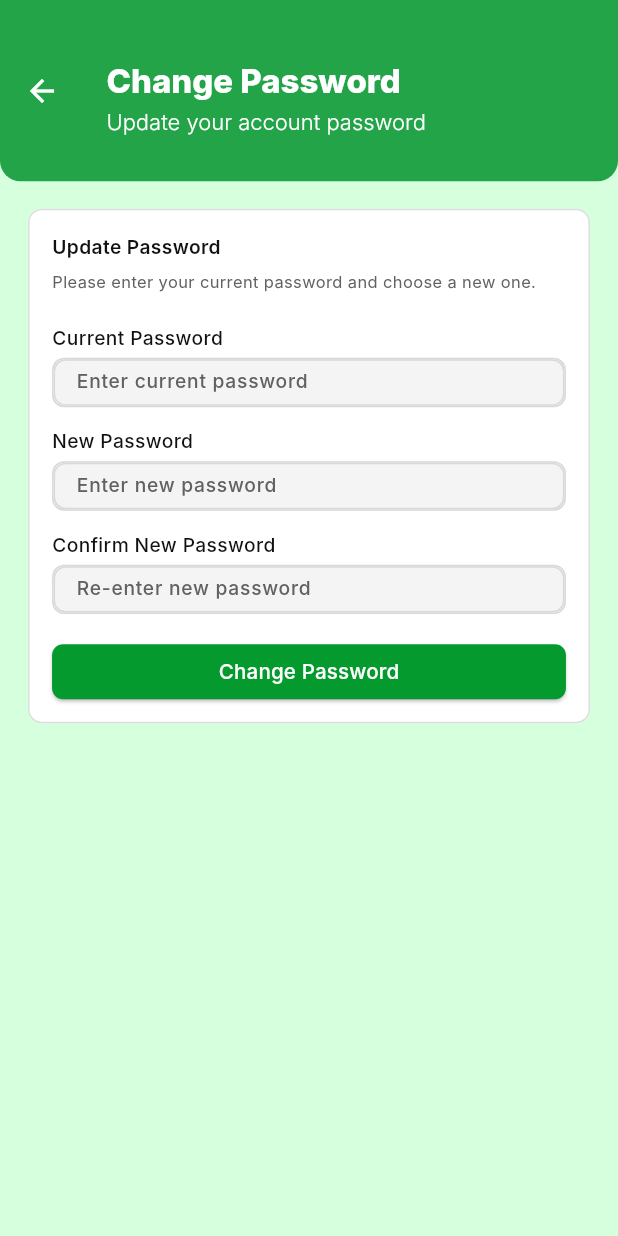
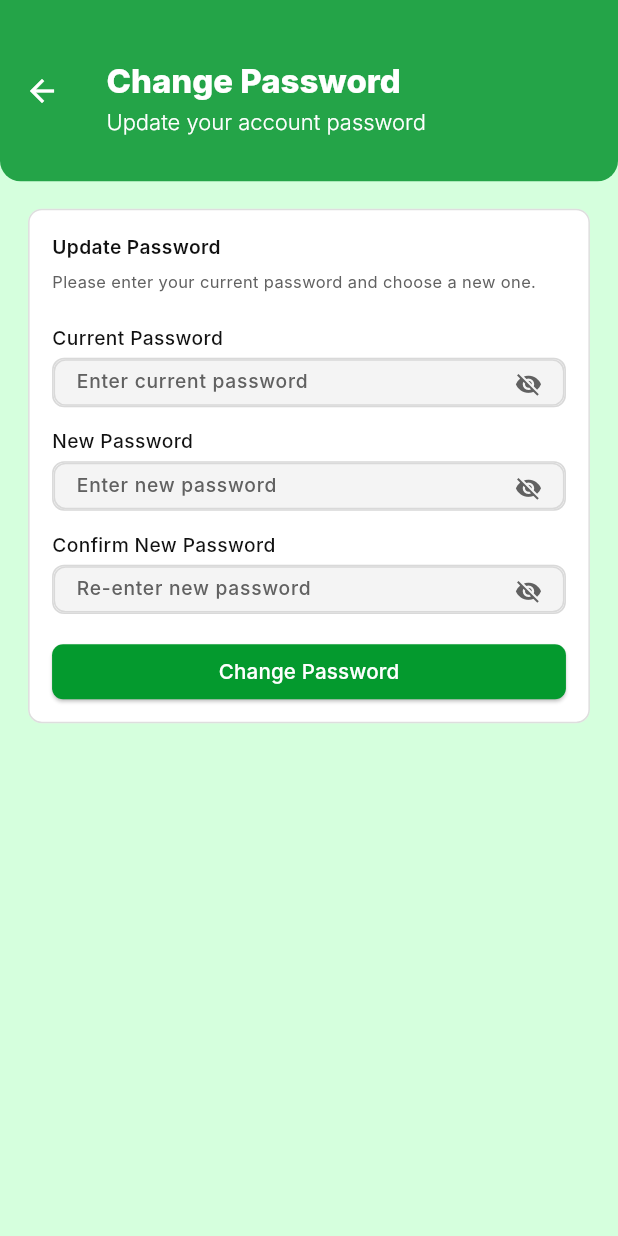
Before and after one commit to sharaffatima/pharmacio-mobile, a Flutter app: the ChangePasswordScreen screen opened by its route, on a phone screen of 412 x 824 dp. Run offline on Flutter 3.47's test engine with Material 3 defaults, Android fonts, the phone set to English and light mode, and no system bars; our stand-ins replace camera, dio, equatable, file_picker, flutter_bloc, flutter_screenutil and 7 more; accounts and stored records are empty; Roboto replaces fonts that are missing (Inter); statements that could not run were skipped.

Commit message:
Refactor code structure for improved readability and maintainability

```diff
--- a/lib/core/public_widgets/app_labeled_text_form_field.dart
+++ b/lib/core/public_widgets/app_labeled_text_form_field.dart
@@ -3,7 +3,7 @@ import 'package:flutter_screenutil/flutter_screenutil.dart';
 import 'package:pharmacio_flutter_mobile/core/constants/colors.dart';
 import 'package:pharmacio_flutter_mobile/core/constants/text_style.dart';
 
-class AppLabeledTextFormField extends StatelessWidget {
+class AppLabeledTextFormField extends StatefulWidget {
   const AppLabeledTextFormField({
     super.key,
     required this.title,
@@ -22,11 +22,25 @@ class AppLabeledTextFormField extends StatelessWidget {
   final FormFieldValidator<String>? validator;
 
   @override
+  State<AppLabeledTextFormField> createState() =>
+      _AppLabeledTextFormFieldState();
+}
+
+class _AppLabeledTextFormFieldState extends State<AppLabeledTextFormField> {
+  late bool _obscurePassword;
+
+  @override
+  void initState() {
+    super.initState();
+    _obscurePassword = widget.isPassword;
+  }
+
+  @override
   Widget build(BuildContext context) {
     return Column(
       crossAxisAlignment: CrossAxisAlignment.start,
       children: [
-        Text(title, style: AppTextStyles.s14w500),
+        Text(widget.title, style: AppTextStyles.s14w500),
         SizedBox(height: 5.h),
         Container(
           height: 36.h,
@@ -39,20 +53,36 @@ class AppLabeledTextFormField extends StatelessWidget {
           child: TextFormField(
             style: AppTextStyles.s14w500,
             cursorColor: AppColors.forestGreen,
-            controller: controller,
-            obscureText: isPassword,
-            keyboardType: keyboardType,
-            validator: validator,
+            controller: widget.controller,
+            obscureText: _obscurePassword,
+            keyboardType: widget.keyboardType,
+            validator: widget.validator,
             decoration: InputDecoration(
               contentPadding: EdgeInsets.symmetric(
                 horizontal: 12.w,
                 vertical: 8.h,
               ),
               border: InputBorder.none,
-              hintText: hintText,
+              hintText: widget.hintText,
               hintStyle: AppTextStyles.s14w500.copyWith(
                 color: AppColors.textSecondary,
               ),
+              suffixIcon: widget.isPassword
+                  ? IconButton(
+                      icon: Icon(
+                        _obscurePassword
+                            ? Icons.visibility_off
+                            : Icons.visibility,
+                        color: AppColors.textSecondary,
+                        size: 20.r,
+                      ),
+                      onPressed: () {
+                        setState(() {
+                          _obscurePassword = !_obscurePassword;
+                        });
+                      },
+                    )
+                  : null,
             ),
           ),
         ),
--- a/lib/features/Proposal/presentation/widget/proposals_tab.dart
+++ b/lib/features/Proposal/presentation/widget/proposals_tab.dart
@@ -1,7 +1,6 @@
 import 'package:flutter/material.dart';
 import 'package:flutter_bloc/flutter_bloc.dart';
 import 'package:flutter_screenutil/flutter_screenutil.dart';
-import 'package:open_filex/open_filex.dart';
 import 'package:pharmacio_flutter_mobile/core/constants/colors.dart';
 import 'package:pharmacio_flutter_mobile/core/constants/strings.dart';
 import 'package:pharmacio_flutter_mobile/core/helpers/spacing.dart';
@@ -25,7 +24,6 @@ class ProposalsTab extends StatelessWidget {
           pdfSuccess: (filePath) {
             cubit.exitProposalSelectionMode();
             showAppSnackBar(context, message: AppStrings.pdfDownloadSuccess);
-            OpenFilex.open(filePath);
           },
           error: (message) {
             if (cubit.isProposalSelectionMode.value) {
--- a/lib/features/home/presentation/widget/scan_widgets/warehouse_field.dart
+++ b/lib/features/home/presentation/widget/scan_widgets/warehouse_field.dart
@@ -1,7 +1,6 @@
 import 'package:flutter/material.dart';
 import 'package:flutter_screenutil/flutter_screenutil.dart';
 import 'package:pharmacio_flutter_mobile/core/constants/strings.dart';
-import 'package:pharmacio_flutter_mobile/core/helpers/input_validator.dart';
 
 import '../../../../../core/constants/colors.dart';
 import '../../../../../core/constants/text_style.dart';
--- a/pubspec.yaml
+++ b/pubspec.yaml
@@ -48,6 +48,7 @@ dependencies:
   dartz: ^0.10.1
   equatable: ^2.0.8
   path_provider: ^2.1.5
+  permission_handler: ^11.4.0
   open_filex: ^4.6.0
 dev_dependencies:
   build_runner: ^2.11.0
```
Also changed, not shown: lib/core/constants/strings.dart (+11 -5 lines), lib/features/Proposal/data/datasources/proposals_remote_data_source.dart (+52 -6 lines), lib/features/home/presentation/screens/scan_screen.dart (+57 -33 lines), lib/features/home/presentation/widget/scan_widgets/upload_tab.dart (+5 -2 lines), pubspec.lock, 6 other files.
